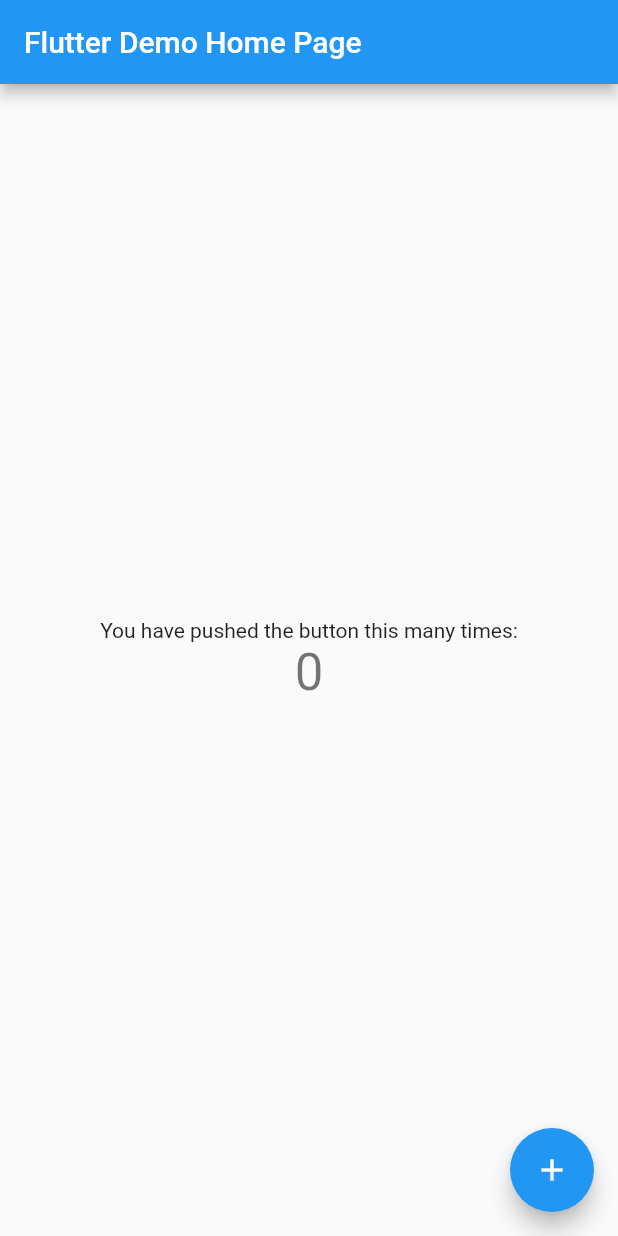
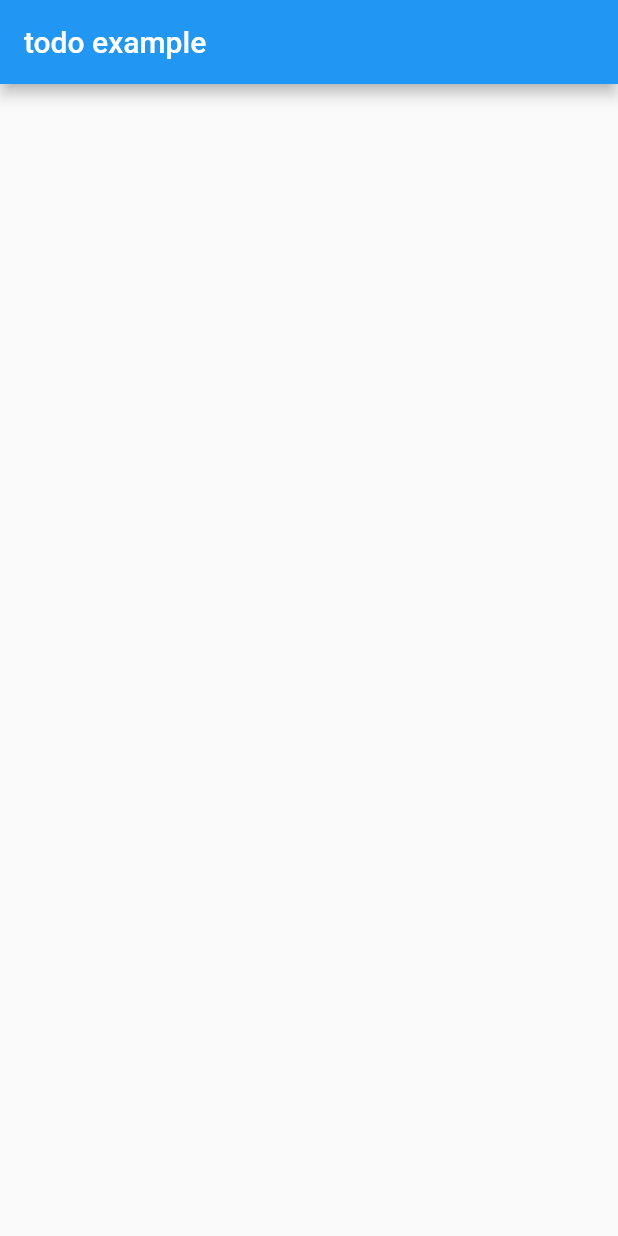
Before and after one commit to kyoichi-taniguchi/sqflite_sample_app, a Flutter app: the screen it shows after launch, on a phone screen of 412 x 824 dp. Run offline on Flutter 3.47's test engine with Material 2 defaults, Android fonts, the phone set to English and light mode, and no system bars; our stand-ins replace sqflite; accounts and stored records are empty.

Commit message:
in the middle of creating database example

```diff
--- a/lib/main.dart
+++ b/lib/main.dart
@@ -1,75 +1,131 @@
+import 'dart:convert';
+import 'dart:io';
+
+import 'package:async/async.dart';
+import 'package:flutter/cupertino.dart';
 import 'package:flutter/material.dart';
+import 'package:path/path.dart';
+import 'package:sqflite/sqflite.dart';
 
-void main() {
-  runApp(const MyApp());
+// class for data of application
+class TodoItem {
+  final int? id;
+  final String content;
+
+  final bool isDone;
+
+  final DateTime createdAt;
+  // contractor
+  TodoItem({
+   this.id,
+   required this.content,
+   this.isDone = false,
+    required this.createdAt,
+  });
+
+  TodoItem.fromJsonMap(Map<String, dynamic> map)
+    : id = map['id'] as int,
+      content = map['content'] as String,
+      isDone = map['isDone'] == 1,
+      createdAt =
+          DateTime.fromMillisecondsSinceEpoch(map['createdAt'] as int);
+
 }
 
-class MyApp extends StatelessWidget {
-  const MyApp({Key? key}) : super(key: key);
+main() {
+  runApp(SqliteExample());
+}
 
-  // This widget is the root of your application.
+class SqliteExample extends StatefulWidget {
+  const SqliteExample({Key? key}) : super(key: key);
+
+  @override
+  _SqliteExampleState createState() => _SqliteExampleState();
+}
+
+
+
+
+
+
+class _SqliteExampleState extends State<SqliteExample> {
+
+  // define file name
+  static const kDbFileName = 'sqflite_ex.db';
+  // define table name
+  static const kDbTableName = 'example_tbl';
+
+  late Database _db;
+  List<TodoItem> _todos = [];
+
+  // create db table
+  Future<void> _initDb() async {
+    // create folder
+    final dbFolder = await getDatabasesPath();
+    if (!await Directory(dbFolder).exists()) {
+      await Directory(dbFolder).create(recursive: true);
+    }
+
+    // DataBase Path
+    final dbPath = join(dbFolder, kDbFileName);
+
+    // open dataBase and create table (if not exist)
+    this._db = await openDatabase(
+        dbPath,
+        version: 1,
+        onCreate: (Database db, int version) async {
+          await db.execute('''
+          CREATE TABLE $kDbTableName(
+            id INTEGER PRIMARY KEY,
+            isDone BIT NOT NULL,
+            content TEXT,
+            createdAt INT)
+            ''');
+        },
+    );
+
+    // retrieves rows
+    Future<void> _getTodoItems() async {
+      // from json to List
+      final List<Map<String, dynamic>> jsons =
+        await this._db.rawQuery('SELECT * FROM $kDbTableName');
+      print('${jsons.length} rows retrieves from db!');
+      this._todos = jsons.map((json) => TodoItem.fromJsonMap(json)).toList();
+    }
+
+  }
+
+
+
+
+
+
   @override
   Widget build(BuildContext context) {
     return MaterialApp(
-      title: 'Flutter Demo',
-      theme: ThemeData(
-
-        primarySwatch: Colors.blue,
+      title: 'Example',
+      home: Scaffold(
+        appBar: AppBar(
+          title: Text('todo example'),
+        ),
+        body: ListView(
+          children: this._todos.map(_itemToListTile).toList(),
+        ),
       ),
-      home: const MyHomePage(title: 'Flutter Demo Home Page'),
     );
   }
-}
-
-class MyHomePage extends StatefulWidget {
-  const MyHomePage({Key? key, required this.title}) : super(key: key);
 
 
-  final String title;
 
-  @override
-  State<MyHomePage> createState() => _MyHomePageState();
+
+  ListTile _itemToListTile(TodoItem todo) => ListTile(
+    title: Text(todo.content),
+  );
+
+
+
+
+
+
+
 }
-
-class _MyHomePageState extends State<MyHomePage> {
-  int _counter = 0;
-
-  void _incrementCounter() {
-    setState(() {
-
-      _counter++;
-    });
-  }
-
-  @override
-  Widget build(BuildContext context) {
-
-    return Scaffold(
-      appBar: AppBar(
-
-        title: Text(widget.title),
-      ),
-      body: Center(
-
-        child: Column(
-
-          mainAxisAlignment: MainAxisAlignment.center,
-          children: <Widget>[
-            const Text(
-              'You have pushed the button this many times:',
-            ),
-            Text(
-              '$_counter',
-              style: Theme.of(context).textTheme.headline4,
-            ),
-          ],
-        ),
-      ),
-      floatingActionButton: FloatingActionButton(
-        onPressed: _incrementCounter,
-        tooltip: 'Increment',
-        child: const Icon(Icons.add),
-      ), // This trailing comma makes auto-formatting nicer for build methods.
-    );
-  }
-}
--- a/pubspec.yaml
+++ b/pubspec.yaml
@@ -32,6 +32,8 @@ dependencies:
 
   sqflite:
   path:
+
+  english_words: ^4.0.0
 
 
 
```
Also changed, not shown: pubspec.lock.
